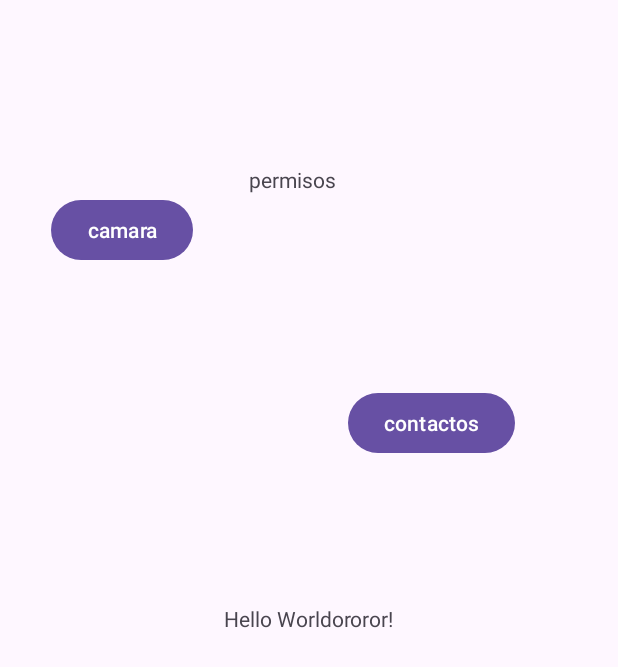
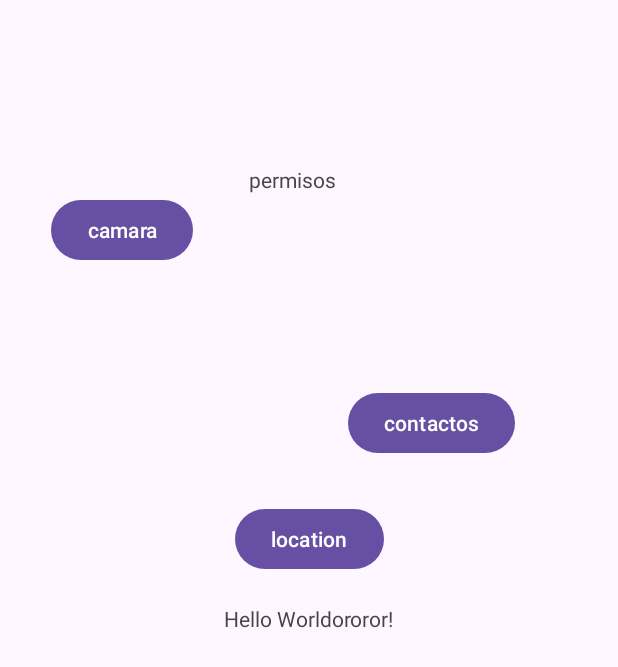
Before and after one commit to Andres-Salamanca/practicamovil, an Android app: the screen it shows after launch (MainActivity), on a phone screen of 412 x 824 dp. Shown: the top 667 px of the screen. Run offline under Robolectric (Android 15) with nearby library versions, the phone set to English and light mode, and no system bars.

```diff
--- a/app/build.gradle.kts
+++ b/app/build.gradle.kts
@@ -46,6 +46,7 @@ dependencies {
     implementation("androidx.core:core-ktx:1.9.0")
     implementation("androidx.appcompat:appcompat:1.6.1")
     implementation("com.google.android.material:material:1.9.0")
+    implementation("com.google.android.gms:play-services-location:21.0.1")
     implementation("androidx.constraintlayout:constraintlayout:2.1.4")
     testImplementation("junit:junit:4.13.2")
     androidTestImplementation("androidx.test.ext:junit:1.1.5")
--- a/app/src/main/res/layout/activity_cameraescoger.xml
+++ b/app/src/main/res/layout/activity_cameraescoger.xml
@@ -47,4 +47,5 @@
         app:layout_constraintEnd_toEndOf="parent"
         app:layout_constraintStart_toEndOf="@+id/button3"
         app:layout_constraintTop_toBottomOf="@+id/imageView2" />
+
 </androidx.constraintlayout.widget.ConstraintLayout>
--- a/app/src/main/res/layout/activity_main.xml
+++ b/app/src/main/res/layout/activity_main.xml
@@ -7,6 +7,7 @@
     tools:context=".MainActivity">
 
     <TextView
+        android:id="@+id/textView3"
         android:layout_width="wrap_content"
         android:layout_height="wrap_content"
         android:text="Hello Worldororor!"
@@ -51,4 +52,18 @@
         app:layout_constraintStart_toStartOf="parent"
         app:layout_constraintTop_toTopOf="parent" />
 
+    <Button
+        android:id="@+id/button5"
+        android:layout_width="wrap_content"
+        android:layout_height="wrap_content"
+        android:layout_marginStart="160dp"
+        android:layout_marginTop="29dp"
+        android:layout_marginEnd="160dp"
+        android:layout_marginBottom="19dp"
+        android:text="location"
+        app:layout_constraintBottom_toTopOf="@+id/textView3"
+        app:layout_constraintEnd_toEndOf="parent"
+        app:layout_constraintStart_toStartOf="parent"
+        app:layout_constraintTop_toBottomOf="@+id/button2" />
+
 </androidx.constraintlayout.widget.ConstraintLayout>
```
Also changed, not shown: app/src/main/AndroidManifest.xml (+8 -3 lines), app/src/main/java/com/example/practicamovil/LocationActivity.kt (added, +80 -0 lines), app/src/main/java/com/example/practicamovil/MainActivity.kt (+15 -0 lines), app/src/main/res/layout/activity_location.xml (added, +64 -0 lines).
